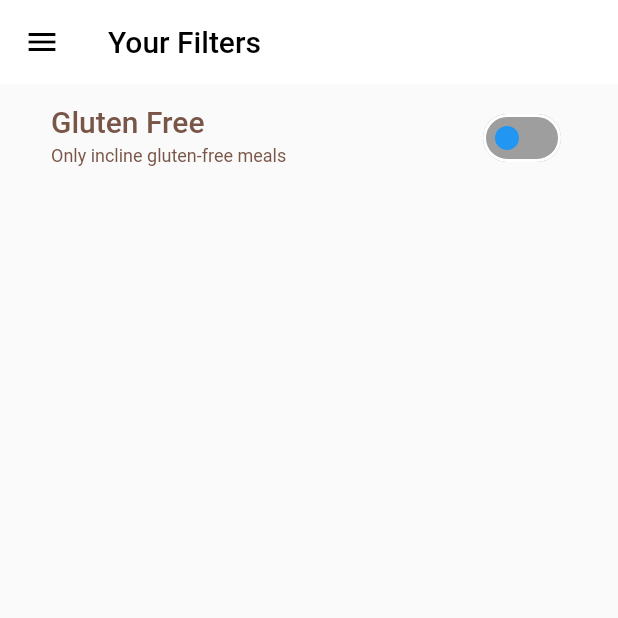
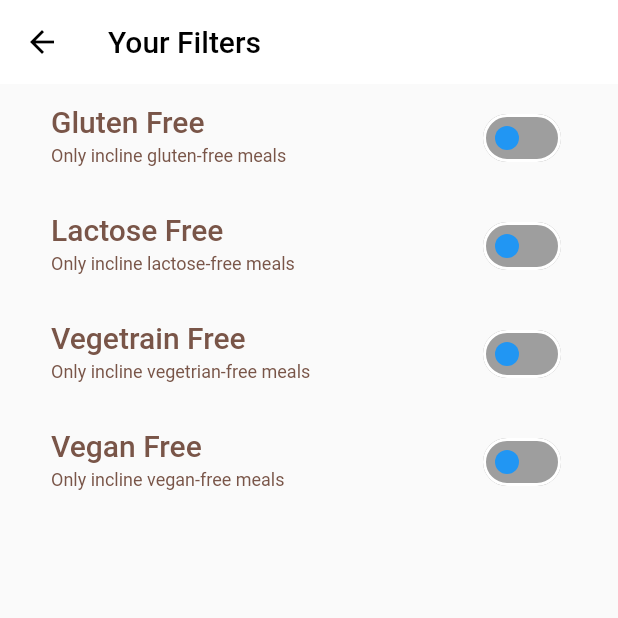
Before and after one commit to MoosaZK/meals_app, a Flutter app: the FilterScreen screen opened directly, on a phone screen of 412 x 824 dp, the top half of it. Run offline on Flutter 3.47's test engine with Material 2 defaults, Android fonts, the phone set to English and light mode, and no system bars; our stand-ins replace google_fonts, transparent_image.

Commit message:
await used for transfering filter screen info to tabs

```diff
--- a/lib/screens/filters.dart
+++ b/lib/screens/filters.dart
@@ -11,25 +11,42 @@ class FilterScreen extends StatefulWidget {
   }
 }
 
+enum Filter { glutenFree, lactoseFree, vegetarian, vegan }
+
 class _FilterScreenState extends State<FilterScreen> {
   var _glutenFreeFilterSet = false;
+  var _lactoseFreeFilterSet = false;
+  var _vegetrianFreeFilterSet = false;
+  var _veganFreeFilterSet = false;
   @override
   Widget build(BuildContext context) {
     return Scaffold(
       appBar: AppBar(
         title: const Text("Your Filters"),
       ),
-      drawer: MainDrawer(onSelectScreen: ((identifer) {
-        Navigator.of(context).pop();
-        if (identifer == "meals") {
-          Navigator.of(context).pushReplacement(
-            MaterialPageRoute(
-              builder: (ctx) => const TabsScreen(),
-            ),
-          );
-        }
-      })),
-      body: Column(children: [
+      // drawer: MainDrawer(
+      //   onSelectScreen: ((identifer) {
+      //     Navigator.of(context).pop();
+      //     if (identifer == "meals") {
+      //       Navigator.of(context).pushReplacement(
+      //         MaterialPageRoute(
+      //           builder: (ctx) => const TabsScreen(),
+      //         ),
+      //       );
+      //     }
+      //   }),
+      // ),
+      body: WillPopScope(
+        onWillPop: () async {
+          Navigator.of(context).pop({
+            Filter.glutenFree: _glutenFreeFilterSet,
+            Filter.lactoseFree: _lactoseFreeFilterSet,
+            Filter.vegetarian: _vegetrianFreeFilterSet,
+            Filter.vegan: _veganFreeFilterSet
+          });
+          return false;
+        },
+        child: Column(children: [
           SwitchListTile(
             value: _glutenFreeFilterSet,
             onChanged: (isChecked) {
@@ -54,7 +71,80 @@ class _FilterScreenState extends State<FilterScreen> {
             inactiveTrackColor: Colors.grey,
             contentPadding: const EdgeInsets.only(left: 34, right: 34),
           ),
+          SwitchListTile(
+            value: _lactoseFreeFilterSet,
+            onChanged: (isChecked) {
+              setState(() {
+                _lactoseFreeFilterSet = isChecked;
+              });
+            },
+            title: Text(
+              'Lactose Free',
+              style: Theme.of(context).textTheme.titleLarge!.copyWith(
+                    color: Colors.brown,
+                  ),
+            ),
+            subtitle: Text(
+              "Only incline lactose-free meals",
+              style: Theme.of(context).textTheme.labelMedium!.copyWith(
+                    color: Colors.brown,
+                  ),
+            ),
+            activeColor: Theme.of(context).colorScheme.tertiary,
+            inactiveThumbColor: Theme.of(context).colorScheme.tertiary,
+            inactiveTrackColor: Colors.grey,
+            contentPadding: const EdgeInsets.only(left: 34, right: 34),
+          ),
+          SwitchListTile(
+            value: _vegetrianFreeFilterSet,
+            onChanged: (isChecked) {
+              setState(() {
+                _vegetrianFreeFilterSet = isChecked;
+              });
+            },
+            title: Text(
+              'Vegetrain Free',
+              style: Theme.of(context).textTheme.titleLarge!.copyWith(
+                    color: Colors.brown,
+                  ),
+            ),
+            subtitle: Text(
+              "Only incline vegetrian-free meals",
+              style: Theme.of(context).textTheme.labelMedium!.copyWith(
+                    color: Colors.brown,
+                  ),
+            ),
+            activeColor: Theme.of(context).colorScheme.tertiary,
+            inactiveThumbColor: Theme.of(context).colorScheme.tertiary,
+            inactiveTrackColor: Colors.grey,
+            contentPadding: const EdgeInsets.only(left: 34, right: 34),
+          ),
+          SwitchListTile(
+            value: _veganFreeFilterSet,
+            onChanged: (isChecked) {
+              setState(() {
+                _veganFreeFilterSet = isChecked;
+              });
+            },
+            title: Text(
+              'Vegan Free',
+              style: Theme.of(context).textTheme.titleLarge!.copyWith(
+                    color: Colors.brown,
+                  ),
+            ),
+            subtitle: Text(
+              "Only incline vegan-free meals",
+              style: Theme.of(context).textTheme.labelMedium!.copyWith(
+                    color: Colors.brown,
+                  ),
+            ),
+            activeColor: Theme.of(context).colorScheme.tertiary,
+            inactiveThumbColor: Theme.of(context).colorScheme.tertiary,
+            inactiveTrackColor: Colors.grey,
+            contentPadding: const EdgeInsets.only(left: 34, right: 34),
+          ),
         ]),
+      ),
     );
   }
 }
--- a/lib/screens/tabs.dart
+++ b/lib/screens/tabs.dart
@@ -44,14 +44,15 @@ class _TabsScreenState extends State<TabsScreen> {
     }
   }
 
-  void _setScreen(String identifier) {
+  void _setScreen(String identifier) async {
     Navigator.of(context).pop();
     if (identifier == "Filters") {
-      Navigator.of(context).pushReplacement(
+      final result = await Navigator.of(context).push<Map<Filter, bool>>(
         MaterialPageRoute(
           builder: (ctx) => const FilterScreen(),
         ),
       );
+      print(result);
     }
   }
 
```
Lines whose indentation alone changed are shown as unchanged.
